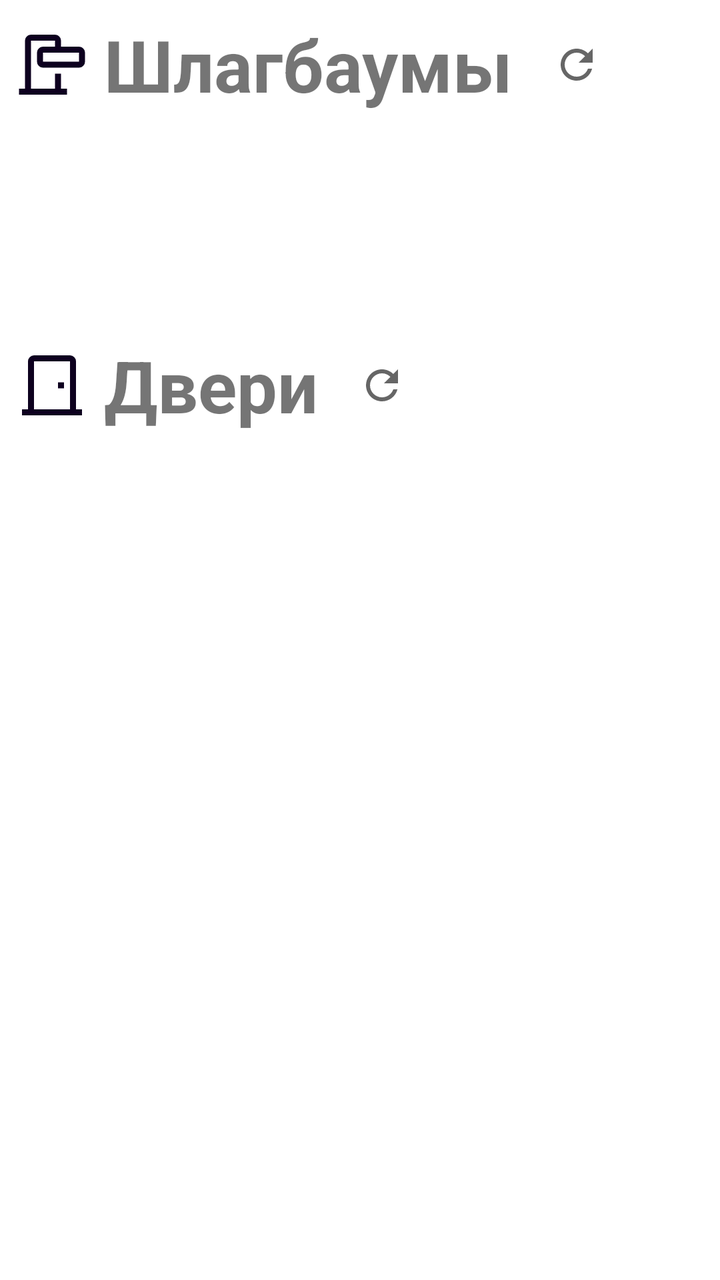
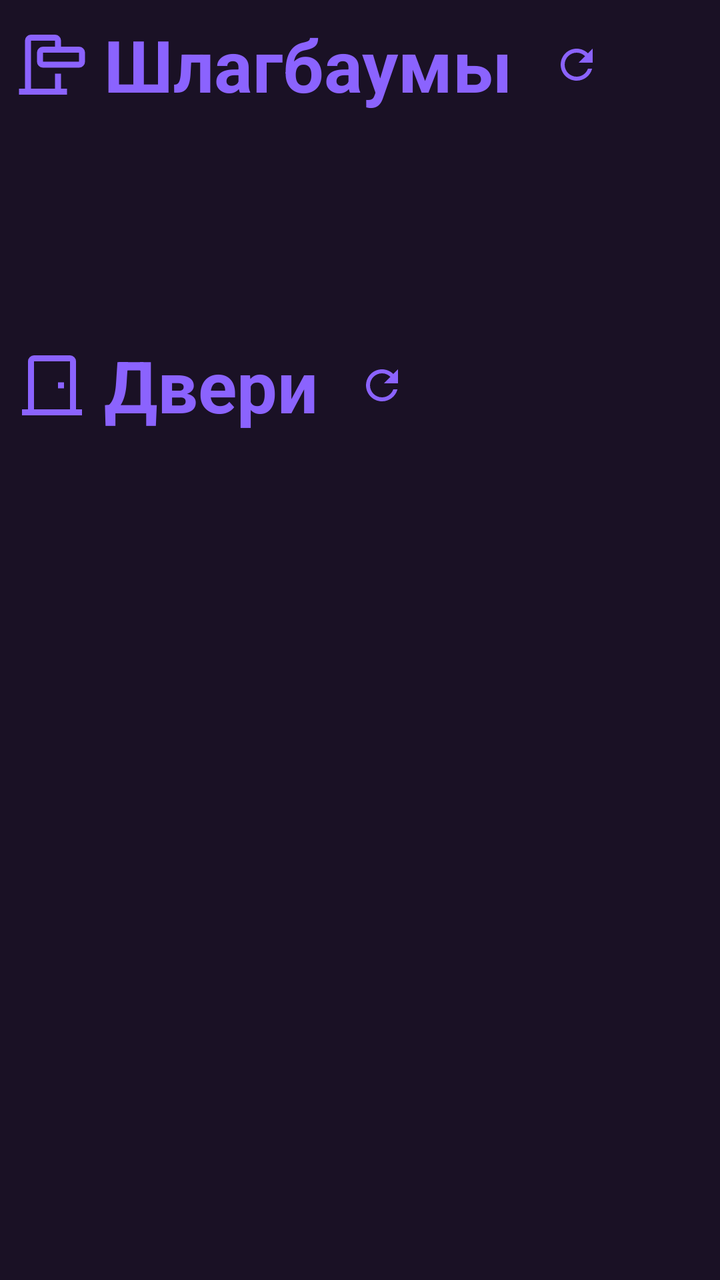

An Android layout rendered at two revisions. The XML below is the earlier revision; the diff shows what the commit changed to produce the second picture.
<!-- AndroidManifest.xml: application theme Theme.RTKar -->
<!-- res/layout/fragment_settings.xml -->
<?xml version="1.0" encoding="utf-8"?>
<androidx.core.widget.NestedScrollView xmlns:android="http://schemas.android.com/apk/res/android"
    xmlns:app="http://schemas.android.com/apk/res-auto"
    xmlns:tools="http://schemas.android.com/tools"
    android:layout_width="match_parent"
    android:layout_height="match_parent"
    android:fillViewport="true"
    tools:context=".ui.settings.SettingsFragment">

<androidx.constraintlayout.widget.ConstraintLayout
    android:layout_width="match_parent"
    android:layout_height="wrap_content"
    android:padding="8dp">

    <ImageView
        android:id="@+id/barriers_icon"
        android:layout_width="36sp"
        android:layout_height="36sp"
        android:src="@drawable/ic_barrier_24dp"
        android:tint="?android:attr/textColorPrimary"
        android:scaleType="fitCenter"
        app:layout_constraintStart_toStartOf="parent"
        app:layout_constraintTop_toTopOf="@id/barriers_label"
        app:layout_constraintBottom_toBottomOf="@id/barriers_label" />

    <TextView
        android:id="@+id/barriers_label"
        android:layout_width="wrap_content"
        android:layout_height="wrap_content"
        android:text="@string/settings_barriers_label"
        android:textSize="36sp"
        android:textStyle="bold"
        android:layout_marginStart="8dp"
        app:layout_constraintStart_toEndOf="@id/barriers_icon"
        app:layout_constraintTop_toTopOf="parent" />

    <ImageButton
        android:id="@+id/barriers_reload_button"
        android:layout_width="48dp"
        android:layout_height="48dp"
        android:layout_marginStart="8dp"
        android:background="?attr/selectableItemBackgroundBorderless"
        android:contentDescription="@string/settings_reload_content_description"
        android:src="@drawable/ic_reload_black_24dp"
        app:layout_constraintStart_toEndOf="@id/barriers_label"
        app:layout_constraintTop_toTopOf="@id/barriers_label"
        app:layout_constraintBottom_toBottomOf="@id/barriers_label" />

    <androidx.recyclerview.widget.RecyclerView
        android:id="@+id/barriers_recycler_view"
        android:layout_width="match_parent"
        android:layout_height="wrap_content"
        android:layout_marginTop="8dp"
        android:minHeight="100dp"
        android:nestedScrollingEnabled="true"
        app:layout_constraintEnd_toEndOf="parent"
        app:layout_constraintStart_toStartOf="parent"
        app:layout_constraintTop_toBottomOf="@id/barriers_label" />

    <ImageView
        android:id="@+id/doors_icon"
        android:layout_width="36sp"
        android:layout_height="36sp"
        android:src="@drawable/ic_door_24dp"
        android:tint="?android:attr/textColorPrimary"
        android:scaleType="fitCenter"
        app:layout_constraintStart_toStartOf="parent"
        app:layout_constraintTop_toTopOf="@id/doors_label"
        app:layout_constraintBottom_toBottomOf="@id/doors_label" />

    <TextView
        android:id="@+id/doors_label"
        android:layout_width="wrap_content"
        android:layout_height="wrap_content"
        android:layout_marginTop="4dp"
        android:layout_marginStart="8dp"
        android:text="@string/settings_doors_label"
        android:textSize="36sp"
        android:textStyle="bold"
        app:layout_constraintStart_toEndOf="@id/doors_icon"
        app:layout_constraintTop_toBottomOf="@id/barriers_recycler_view" />

    <ImageButton
        android:id="@+id/doors_reload_button"
        android:layout_width="48dp"
        android:layout_height="48dp"
        android:layout_marginStart="8dp"
        android:background="?attr/selectableItemBackgroundBorderless"
        android:contentDescription="@string/settings_reload_content_description"
        android:src="@drawable/ic_reload_black_24dp"
        app:layout_constraintStart_toEndOf="@id/doors_label"
        app:layout_constraintTop_toTopOf="@id/doors_label"
        app:layout_constraintBottom_toBottomOf="@id/doors_label" />

    <androidx.recyclerview.widget.RecyclerView
        android:id="@+id/doors_recycler_view"
        android:layout_width="match_parent"
        android:layout_height="wrap_content"
        android:layout_marginTop="8dp"
        android:minHeight="100dp"
        android:nestedScrollingEnabled="true"
        app:layout_constraintEnd_toEndOf="parent"
        app:layout_constraintStart_toStartOf="parent"
        app:layout_constraintTop_toBottomOf="@id/doors_label" />

    <ProgressBar
        android:id="@+id/loading_progress"
        android:layout_width="wrap_content"
        android:layout_height="wrap_content"
        android:visibility="gone"
        app:layout_constraintBottom_toBottomOf="@id/barriers_recycler_view"
        app:layout_constraintEnd_toEndOf="parent"
        app:layout_constraintStart_toStartOf="parent"
        app:layout_constraintTop_toTopOf="@id/barriers_recycler_view" />

    <TextView
        android:id="@+id/error_text"
        android:layout_width="wrap_content"
        android:layout_height="wrap_content"
        android:visibility="gone"
        android:textColor="?attr/errorColor"
        app:layout_constraintBottom_toBottomOf="@id/barriers_recycler_view"
        app:layout_constraintEnd_toEndOf="parent"
        app:layout_constraintStart_toStartOf="parent"
        app:layout_constraintTop_toTopOf="@id/barriers_recycler_view" />

    <TextView
        android:id="@+id/barriers_empty_text"
        android:layout_width="wrap_content"
        android:layout_height="wrap_content"
        android:text="@string/settings_barriers_empty"
        android:visibility="gone"
        app:layout_constraintEnd_toEndOf="@id/barriers_recycler_view"
        app:layout_constraintStart_toStartOf="@id/barriers_recycler_view"
        app:layout_constraintTop_toTopOf="@id/barriers_recycler_view" />

    <TextView
        android:id="@+id/doors_empty_text"
        android:layout_width="wrap_content"
        android:layout_height="wrap_content"
        android:text="@string/settings_doors_empty"
        android:visibility="gone"
        app:layout_constraintEnd_toEndOf="@id/doors_recycler_view"
        app:layout_constraintStart_toStartOf="@id/doors_recycler_view"
        app:layout_constraintTop_toTopOf="@id/doors_recycler_view" />

</androidx.constraintlayout.widget.ConstraintLayout>

</androidx.core.widget.NestedScrollView>
<!-- resources referenced by this layout -->
<resources>
  <!-- drawable ic_reload_black_24dp (drawable) -->
  <vector xmlns:android="http://schemas.android.com/apk/res/android"
      android:width="24dp"
      android:height="24dp"
      android:tint="?attr/colorControlNormal"
      android:viewportWidth="24"
      android:viewportHeight="24">
      <path
          android:fillColor="@android:color/white"
          android:pathData="M17.65,6.35C16.2,4.9 14.21,4 12,4c-4.42,0 -7.99,3.58 -7.99,8s3.57,8 7.99,8c3.73,0 6.84,-2.55 7.73,-6h-2.08c-0.82,2.33 -3.04,4 -5.65,4 -3.31,0 -6,-2.69 -6,-6s2.69,-6 6,-6c1.66,0 3.14,0.69 4.22,1.78L13,11h7V4l-2.35,2.35z" />
  </vector>
  <style name="Theme.RTKar" parent="Theme.MaterialComponents.DayNight.DarkActionBar">
          
          <item name="colorPrimary">@color/purple_500</item>
          <item name="colorPrimaryVariant">@color/purple_700</item>
          <item name="colorOnPrimary">@color/white</item>
          
          <item name="colorSecondary">@color/teal_200</item>
          <item name="colorSecondaryVariant">@color/teal_700</item>
          <item name="colorOnSecondary">@color/black</item>
          
          <item name="android:statusBarColor">?attr/colorPrimaryVariant</item>
          
          
          <item name="cardBackgroundActive">@color/card_background_active</item>
          <item name="cardStrokeActive">@color/card_stroke_active</item>
          <item name="cardBackgroundLoading">@color/card_background_loading</item>
          <item name="cardStrokeLoading">@color/card_stroke_loading</item>
          <item name="cardBackgroundInactive">@color/card_background_inactive</item>
          <item name="cardStrokeInactive">@color/card_stroke_inactive</item>
          <item name="cardBackgroundSelected">@color/card_background_selected</item>
          <item name="cardStrokeSelected">@color/card_stroke_selected</item>
          
          
          <item name="errorColor">@color/error_color</item>
          <item name="deleteButtonColor">@color/delete_button_color</item>
          
          
      </style>
  <color name="purple_500">#FF6200EE</color>
  <color name="purple_700">#FF3700B3</color>
  <color name="teal_200">#FF03DAC5</color>
  <color name="teal_700">#FF018786</color>
  <color name="black">#FF000000</color>
  <color name="card_background_active">#FFBB86FC</color>
  <color name="card_stroke_active">#FF6200EE</color>
  <color name="card_background_loading">#FF03DAC5</color>
  <color name="card_stroke_loading">#FF018786</color>
  <color name="card_background_inactive">#FCFCFC</color>
  <color name="card_stroke_inactive">#CECECE</color>
  <color name="card_background_selected">#FFBB86FC</color>
  <color name="card_stroke_selected">#FF6200EE</color>
  <color name="error_color">#F44336</color>
  <color name="delete_button_color">#F44336</color>
  <!-- unchanged entries left out for length: 8 -->
</resources>

<!-- the commit's change to res/layout/fragment_settings.xml (unified diff, before → after) -->
@@ -27,6 +27,7 @@
         android:id="@+id/barriers_label"
         android:layout_width="wrap_content"
         android:layout_height="wrap_content"
+        android:textColor="?android:attr/textColorPrimary"
         android:text="@string/settings_barriers_label"
         android:textSize="36sp"
         android:textStyle="bold"
@@ -75,6 +76,7 @@
         android:layout_marginTop="4dp"
         android:layout_marginStart="8dp"
         android:text="@string/settings_doors_label"
+        android:textColor="?android:attr/textColorPrimary"
         android:textSize="36sp"
         android:textStyle="bold"
         app:layout_constraintStart_toEndOf="@id/doors_icon"
<!-- resource entries referenced after the edit -->
@@ -8,20 +8,28 @@
       android:viewportWidth="24"
       android:viewportHeight="24">
       <path
-          android:fillColor="@android:color/white"
+          android:fillColor="@color/icon_button_tint"
           android:pathData="M17.65,6.35C16.2,4.9 14.21,4 12,4c-4.42,0 -7.99,3.58 -7.99,8s3.57,8 7.99,8c3.73,0 6.84,-2.55 7.73,-6h-2.08c-0.82,2.33 -3.04,4 -5.65,4 -3.31,0 -6,-2.69 -6,-6s2.69,-6 6,-6c1.66,0 3.14,0.69 4.22,1.78L13,11h7V4l-2.35,2.35z" />
   </vector>
   <style name="Theme.RTKar" parent="Theme.MaterialComponents.DayNight.DarkActionBar">
           
-          <item name="colorPrimary">@color/purple_500</item>
-          <item name="colorPrimaryVariant">@color/purple_700</item>
-          <item name="colorOnPrimary">@color/white</item>
+          <item name="colorPrimary">@color/header_background</item>
+          <item name="colorPrimaryVariant">@color/status_bar</item>
+          <item name="colorOnPrimary">@color/header_text</item>
           
-          <item name="colorSecondary">@color/teal_200</item>
-          <item name="colorSecondaryVariant">@color/teal_700</item>
-          <item name="colorOnSecondary">@color/black</item>
+          <item name="colorSecondary">@color/button_secondary</item>
+          <item name="colorSecondaryVariant">@color/background_secondary</item>
+          <item name="colorOnSecondary">@color/button_secondary_text</item>
           
-          <item name="android:statusBarColor">?attr/colorPrimaryVariant</item>
+          <item name="android:statusBarColor">@color/status_bar</item>
+          
+          
+          <item name="android:windowBackground">@color/background_primary</item>
+          <item name="android:colorBackground">@color/background_primary</item>
+          
+          
+          <item name="android:textColorPrimary">@color/text_primary</item>
+          <item name="android:textColorSecondary">@color/text_secondary</item>
           
           
           <item name="cardBackgroundActive">@color/card_background_active</item>
@@ -39,21 +47,35 @@
           
           
       </style>
-  <color name="purple_500">#FF6200EE</color>
-  <color name="purple_700">#FF3700B3</color>
-  <color name="teal_200">#FF03DAC5</color>
-  <color name="teal_700">#FF018786</color>
-  <color name="black">#FF000000</color>
-  <color name="card_background_active">#FFBB86FC</color>
-  <color name="card_stroke_active">#FF6200EE</color>
-  <color name="card_background_loading">#FF03DAC5</color>
-  <color name="card_stroke_loading">#FF018786</color>
-  <color name="card_background_inactive">#FCFCFC</color>
-  <color name="card_stroke_inactive">#CECECE</color>
-  <color name="card_background_selected">#FFBB86FC</color>
-  <color name="card_stroke_selected">#FF6200EE</color>
-  <color name="error_color">#F44336</color>
-  <color name="delete_button_color">#F44336</color>
+  <color name="icon_button_tint">@color/white</color>
+  <color name="header_background">@color/purple_avg_1</color>
+  <color name="status_bar">@color/purple_avg_1</color>
+  <color name="header_text">@color/purple_light_3</color>
+  <color name="button_secondary">@color/purple_avg_3</color>
+  <color name="background_secondary">@color/purple_avg_1</color>
+  <color name="button_secondary_text">@color/purple_light_1</color>
+  <color name="background_primary">@color/purple_dark</color>
+  <color name="text_primary">@color/purple_light_1</color>
+  <color name="text_secondary">@color/purple_light_1</color>
+  <color name="card_background_active">@color/purple_avg_2</color>
+  <color name="card_stroke_active">@color/purple_dark</color>
+  <color name="card_background_loading">@color/green_dark</color>
+  <color name="card_stroke_loading">@color/purple_dark</color>
+  <color name="card_background_inactive">@color/purple_light_2</color>
+  <color name="card_stroke_inactive">@color/purple_dark</color>
+  <color name="card_background_selected">@color/green_dark</color>
+  <color name="card_stroke_selected">@color/purple_dark</color>
+  <color name="error_color">@color/red</color>
+  <color name="delete_button_color">@color/red</color>
+  <color name="purple_avg_1">#30293b</color>
+  <color name="purple_light_3">#e6d9f5</color>
+  <color name="purple_avg_3">#3c2e52</color>
+  <color name="purple_light_1">#8b63fe</color>
+  <color name="purple_dark">#1a1125</color>
+  <color name="purple_avg_2">#332a41</color>
+  <color name="green_dark">#2e5956</color>
+  <color name="purple_light_2">#7b6f98</color>
+  <color name="red">#F44336</color>
   <!-- unchanged entries left out for length: 8 -->
 </resources>
 
